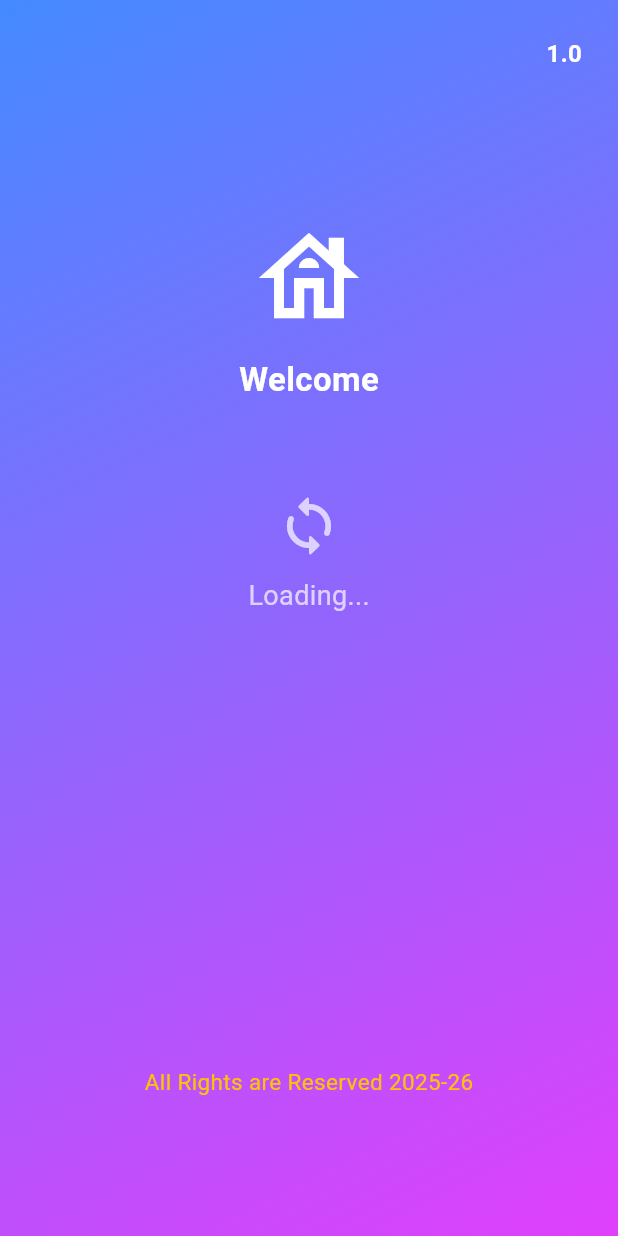
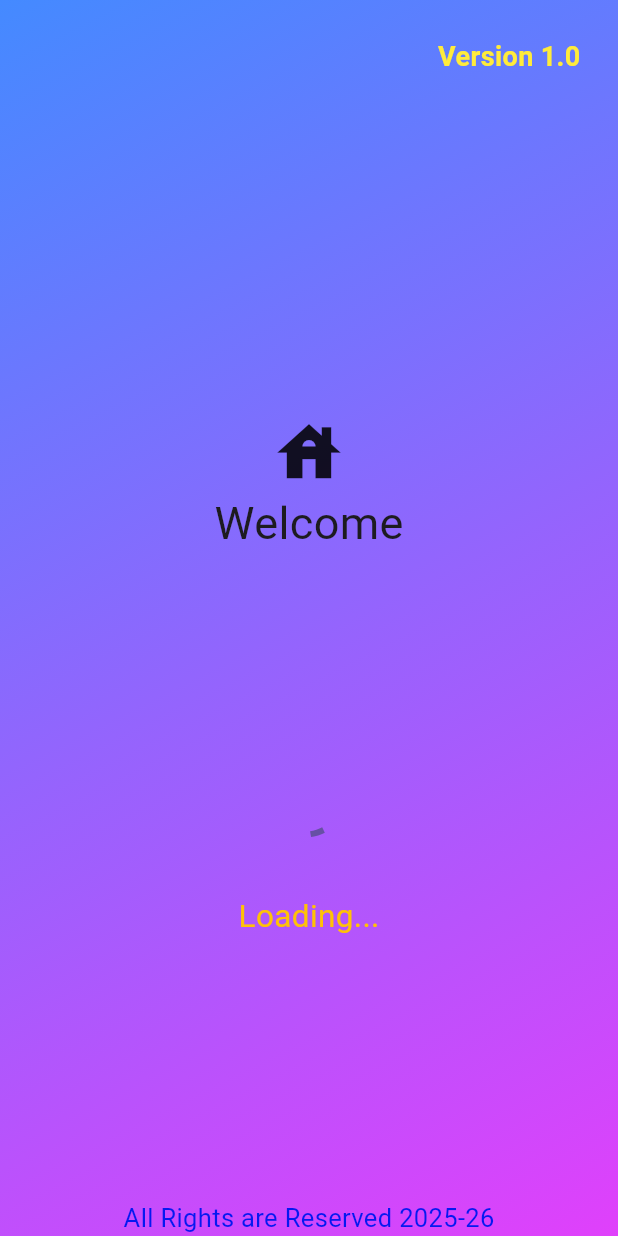
Before and after one commit to yashdipsinhvaghela01/flutter_hostel_issue_ressolution, a Flutter app: the screen it shows after launch, on a phone screen of 412 x 824 dp. Run offline on Flutter 3.47's test engine with Material 3 defaults, Android fonts, the phone set to English and light mode, and no system bars.

Commit message:
some changes in splash

```diff
--- a/lib/widgets/Splash.dart
+++ b/lib/widgets/Splash.dart
@@ -1,96 +1,58 @@
 import 'package:flutter/material.dart';
 
-class Splash extends StatefulWidget{
+class Splash extends StatefulWidget {
   const Splash({super.key});
 
   @override
-  State<Splash> createState() => _Splashstate();
+  State<Splash> createState() => _SplashState();
 }
 
-class _Splashstate extends State<Splash>{
-
+class _SplashState extends State<Splash> {
   @override
-  Widget build(BuildContext context){
+  Widget build(BuildContext context) {
     return Container(
       decoration: const BoxDecoration(
         gradient: LinearGradient(
-          colors: [
-            Colors.blueAccent,
-            Colors.purpleAccent,
-          ],
+          colors: [Colors.blueAccent, Colors.purpleAccent],
           begin: Alignment.topLeft,
           end: Alignment.bottomRight,
         ),
       ),
-      child: SafeArea(
-        child: Padding(
-          padding: const EdgeInsets.all(24.0),
-          child: Column(
-            crossAxisAlignment: CrossAxisAlignment.stretch,
-            children: [
-              Align(
-                alignment: Alignment.topRight,
-                child: Text(
-                  "1.0",
-                  style: const TextStyle(
-                    color: Colors.white,
-                    fontSize: 16,
-                    fontWeight: FontWeight.bold,
-                  ),
-                ),
-              ),
-
-              Expanded(
       child: Column(
         mainAxisAlignment: MainAxisAlignment.center,
         children: [
-                    const SizedBox(height: 30),
-
-                    const Icon(
-                      Icons.house_outlined,
-                      size: 80,
-                      color: Colors.white,
-                    ),
-                    const SizedBox(height: 12),
-                    const Text(
-                      "Welcome",
+          Padding(
+            padding: const EdgeInsets.all(25),
+            child: Row(
+              mainAxisAlignment: MainAxisAlignment.end,
+              children: const [
+                Text(
+                  "Version 1.0",
                   style: TextStyle(
-                        color: Colors.white,
-                        fontSize: 22,
+                    color: Colors.yellow,
+                    fontSize: 18,
                     fontWeight: FontWeight.bold,
-                        decoration: TextDecoration.none,
-                      ),
-                    ),
-
-                    const SizedBox(height: 60),
-                    const Icon(
-                      Icons.loop_rounded,
-                      size: 44,
-                      color: Colors.white70,
-                    ),
-                    const SizedBox(height: 12),
-                    const Text(
-                      "Loading...",
-                      style: TextStyle(
-                        color: Colors.white70,
-                        fontSize: 18,
-                        decoration: TextDecoration.none,
-                      ),
-                    ),
-                    const SizedBox(height: 300,),
-                    Text("All Rights are Reserved 2025-26",
-                    style: TextStyle(
-                      color: Colors.amber,
-                      fontSize: 15,
                   ),
                 ),
               ],
             ),
           ),
-
+          const SizedBox(height: 200),
+          const Icon(Icons.house, size: 51),
+          const Text(" Welcome ", style: TextStyle(fontSize: 30)),
+          const SizedBox(height: 150),
+          const CircularProgressIndicator(),
+          const SizedBox(height: 40),
+          const Text(
+            "Loading...",
+            style: TextStyle(color: Colors.amber, fontSize: 21),
+          ),
+          const Spacer(),
+          const Text(
+            "All Rights are Reserved 2025-26",
+            style: TextStyle(color: Color.fromARGB(255, 5, 25, 241), fontSize: 17),
+          ),
         ],
-          ),
-        ),
       ),
     );
   }
```
Lines whose indentation alone changed are shown as unchanged.
